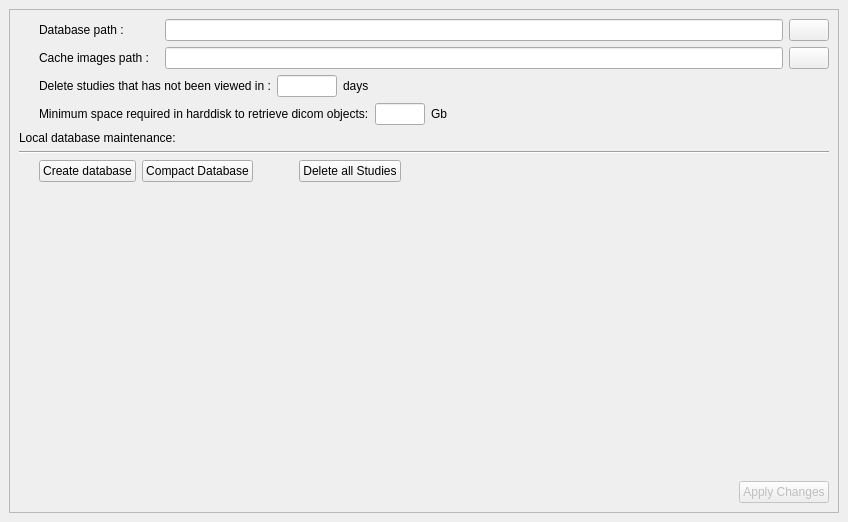
First picture: the form in starviewer/src/inputoutput/qlocaldatabaseconfigurationscreenbase.ui, repository starviewer-medical/starviewer, before the edit.
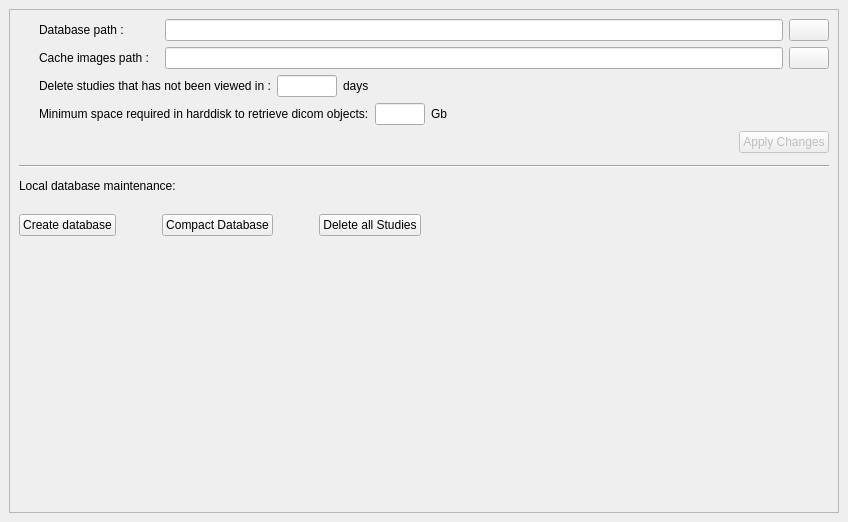
Second picture: the form after the edit. Icons and pictures are not drawn.

Commit message: ENH:Reorganització layouts

The edit to the form file:
```diff
--- a/starviewer/src/inputoutput/qlocaldatabaseconfigurationscreenbase.ui
+++ b/starviewer/src/inputoutput/qlocaldatabaseconfigurationscreenbase.ui
@@ -29,14 +29,14 @@
   <property name="windowIcon" >
    <iconset resource="../main/main.qrc" >:/images/database.png</iconset>
   </property>
-  <layout class="QVBoxLayout" >
+  <layout class="QGridLayout" >
    <property name="margin" >
     <number>9</number>
    </property>
    <property name="spacing" >
     <number>6</number>
    </property>
-   <item>
+   <item row="0" column="0" >
     <widget class="QFrame" name="frame" >
      <property name="frameShape" >
       <enum>QFrame::StyledPanel</enum>
@@ -44,158 +44,14 @@
      <property name="frameShadow" >
       <enum>QFrame::Raised</enum>
      </property>
-     <layout class="QGridLayout" >
+     <layout class="QVBoxLayout" >
       <property name="margin" >
        <number>9</number>
       </property>
       <property name="spacing" >
        <number>6</number>
       </property>
-      <item row="4" column="0" >
-       <spacer>
-        <property name="orientation" >
-         <enum>Qt::Vertical</enum>
-        </property>
-        <property name="sizeHint" >
-         <size>
-          <width>20</width>
-          <height>40</height>
-         </size>
-        </property>
-       </spacer>
-      </item>
-      <item row="1" column="0" >
-       <widget class="QLabel" name="label_13" >
-        <property name="text" >
-         <string>Local database maintenance:</string>
-        </property>
-       </widget>
-      </item>
-      <item row="5" column="0" >
-       <layout class="QHBoxLayout" >
-        <property name="margin" >
-         <number>0</number>
-        </property>
-        <property name="spacing" >
-         <number>6</number>
-        </property>
-        <item>
-         <spacer>
-          <property name="orientation" >
-           <enum>Qt::Horizontal</enum>
-          </property>
-          <property name="sizeType" >
-           <enum>QSizePolicy::Expanding</enum>
-          </property>
-          <property name="sizeHint" >
-           <size>
-            <width>31</width>
-            <height>20</height>
-           </size>
-          </property>
-         </spacer>
-        </item>
-        <item>
-         <widget class="QPushButton" name="m_buttonApplyCache" >
-          <property name="enabled" >
-           <bool>false</bool>
-          </property>
-          <property name="toolTip" >
-           <string>Apply the canges</string>
-          </property>
-          <property name="layoutDirection" >
-           <enum>Qt::RightToLeft</enum>
-          </property>
-          <property name="text" >
-           <string>Apply Changes</string>
-          </property>
-         </widget>
-        </item>
-       </layout>
-      </item>
-      <item row="3" column="0" >
-       <layout class="QHBoxLayout" >
-        <property name="margin" >
-         <number>0</number>
-        </property>
-        <property name="spacing" >
-         <number>6</number>
-        </property>
-        <item>
-         <spacer>
-          <property name="orientation" >
-           <enum>Qt::Horizontal</enum>
-          </property>
-          <property name="sizeType" >
-           <enum>QSizePolicy::Preferred</enum>
-          </property>
-          <property name="sizeHint" >
-           <size>
-            <width>20</width>
-            <height>20</height>
-           </size>
-          </property>
-         </spacer>
-        </item>
-        <item>
-         <widget class="QPushButton" name="m_buttonCreateDatabase" >
-          <property name="text" >
-           <string>Create database</string>
-          </property>
-         </widget>
-        </item>
-        <item>
-         <widget class="QPushButton" name="m_buttonCompactDatabase" >
-          <property name="toolTip" >
-           <string>Compact Database</string>
-          </property>
-          <property name="text" >
-           <string>Compact Database</string>
-          </property>
-         </widget>
-        </item>
-        <item>
-         <spacer>
-          <property name="orientation" >
-           <enum>Qt::Horizontal</enum>
-          </property>
-          <property name="sizeType" >
-           <enum>QSizePolicy::Preferred</enum>
-          </property>
-          <property name="sizeHint" >
-           <size>
-            <width>40</width>
-            <height>20</height>
-           </size>
-          </property>
-         </spacer>
-        </item>
-        <item>
-         <widget class="QPushButton" name="m_buttonDeleteStudies" >
-          <property name="toolTip" >
-           <string>Delete all the studies of the cache</string>
-          </property>
-          <property name="text" >
-           <string>Delete all Studies</string>
-          </property>
-         </widget>
-        </item>
-        <item>
-         <spacer>
-          <property name="orientation" >
-           <enum>Qt::Horizontal</enum>
-          </property>
-          <property name="sizeHint" >
-           <size>
-            <width>40</width>
-            <height>20</height>
-           </size>
-          </property>
-         </spacer>
-        </item>
-       </layout>
-      </item>
-      <item row="0" column="0" >
+      <item>
        <layout class="QHBoxLayout" >
         <property name="margin" >
          <number>0</number>
@@ -423,13 +279,241 @@
         </item>
        </layout>
       </item>
-      <item row="2" column="0" >
+      <item>
+       <layout class="QHBoxLayout" >
+        <property name="margin" >
+         <number>0</number>
+        </property>
+        <property name="spacing" >
+         <number>6</number>
+        </property>
+        <item>
+         <spacer>
+          <property name="orientation" >
+           <enum>Qt::Horizontal</enum>
+          </property>
+          <property name="sizeType" >
+           <enum>QSizePolicy::Expanding</enum>
+          </property>
+          <property name="sizeHint" >
+           <size>
+            <width>31</width>
+            <height>8</height>
+           </size>
+          </property>
+         </spacer>
+        </item>
+        <item>
+         <widget class="QPushButton" name="m_buttonApplyCache" >
+          <property name="enabled" >
+           <bool>false</bool>
+          </property>
+          <property name="toolTip" >
+           <string>Apply the canges</string>
+          </property>
+          <property name="layoutDirection" >
+           <enum>Qt::RightToLeft</enum>
+          </property>
+          <property name="text" >
+           <string>Apply Changes</string>
+          </property>
+         </widget>
+        </item>
+       </layout>
+      </item>
+      <item>
+       <spacer>
+        <property name="orientation" >
+         <enum>Qt::Vertical</enum>
+        </property>
+        <property name="sizeType" >
+         <enum>QSizePolicy::Fixed</enum>
+        </property>
+        <property name="sizeHint" >
+         <size>
+          <width>810</width>
+          <height>6</height>
+         </size>
+        </property>
+       </spacer>
+      </item>
+      <item>
        <widget class="Line" name="line" >
         <property name="orientation" >
          <enum>Qt::Horizontal</enum>
         </property>
        </widget>
       </item>
+     <item>
+      <spacer>
+       <property name="orientation" >
+        <enum>Qt::Vertical</enum>
+       </property>
+       <property name="sizeType" >
+        <enum>QSizePolicy::Fixed</enum>
+       </property>
+       <property name="sizeHint" >
+        <size>
+         <width>810</width>
+         <height>5</height>
+        </size>
+       </property>
+      </spacer>
+      </item>
+      <item>
+       <layout class="QHBoxLayout" >
+        <property name="margin" >
+         <number>0</number>
+        </property>
+        <property name="spacing" >
+         <number>6</number>
+        </property>
+        <item>
+         <spacer>
+          <property name="orientation" >
+           <enum>Qt::Horizontal</enum>
+          </property>
+          <property name="sizeType" >
+           <enum>QSizePolicy::Preferred</enum>
+          </property>
+          <property name="sizeHint" >
+           <size>
+            <width>20</width>
+            <height>20</height>
+           </size>
+          </property>
+         </spacer>
+        </item>
+        <item>
+         <layout class="QVBoxLayout" >
+          <property name="margin" >
+           <number>0</number>
+          </property>
+          <property name="spacing" >
+           <number>6</number>
+          </property>
+          <item>
+           <widget class="QLabel" name="label_13" >
+            <property name="text" >
+             <string>Local database maintenance:</string>
+            </property>
+           </widget>
+          </item>
+          <item>
+           <spacer>
+            <property name="orientation" >
+             <enum>Qt::Vertical</enum>
+            </property>
+            <property name="sizeType" >
+             <enum>QSizePolicy::Fixed</enum>
+            </property>
+            <property name="sizeHint" >
+             <size>
+              <width>810</width>
+              <height>15</height>
+             </size>
+            </property>
+           </spacer>
+          </item>
+          <item>
+           <layout class="QHBoxLayout" >
+            <property name="margin" >
+             <number>0</number>
+            </property>
+            <property name="spacing" >
+             <number>6</number>
+            </property>
+            <item>
+             <widget class="QPushButton" name="m_buttonCreateDatabase" >
+              <property name="text" >
+               <string>Create database</string>
+              </property>
+             </widget>
+            </item>
+            <item>
+             <spacer>
+              <property name="orientation" >
+               <enum>Qt::Horizontal</enum>
+              </property>
+              <property name="sizeType" >
+               <enum>QSizePolicy::Preferred</enum>
+              </property>
+              <property name="sizeHint" >
+               <size>
+                <width>40</width>
+                <height>20</height>
+               </size>
+              </property>
+             </spacer>
+            </item>
+            <item>
+             <widget class="QPushButton" name="m_buttonCompactDatabase" >
+              <property name="toolTip" >
+               <string>Compact Database</string>
+              </property>
+              <property name="text" >
+               <string>Compact Database</string>
+              </property>
+             </widget>
+            </item>
+            <item>
+             <spacer>
+              <property name="orientation" >
+               <enum>Qt::Horizontal</enum>
+              </property>
+              <property name="sizeType" >
+               <enum>QSizePolicy::Preferred</enum>
+              </property>
+              <property name="sizeHint" >
+               <size>
+                <width>40</width>
+                <height>20</height>
+               </size>
+              </property>
+             </spacer>
+            </item>
+            <item>
+             <widget class="QPushButton" name="m_buttonDeleteStudies" >
+              <property name="toolTip" >
+               <string>Delete all the studies of the cache</string>
+              </property>
+              <property name="text" >
+               <string>Delete all Studies</string>
+              </property>
+             </widget>
+            </item>
+            <item>
+             <spacer>
+              <property name="orientation" >
+               <enum>Qt::Horizontal</enum>
+              </property>
+              <property name="sizeHint" >
+               <size>
+                <width>391</width>
+                <height>23</height>
+               </size>
+              </property>
+             </spacer>
+            </item>
+           </layout>
+          </item>
+         </layout>
+        </item>
+       </layout>
+      </item>
+      <item>
+       <spacer>
+        <property name="orientation" >
+         <enum>Qt::Vertical</enum>
+        </property>
+        <property name="sizeHint" >
+         <size>
+          <width>810</width>
+          <height>201</height>
+         </size>
+        </property>
+       </spacer>
+      </item>
      </layout>
     </widget>
    </item>
```
